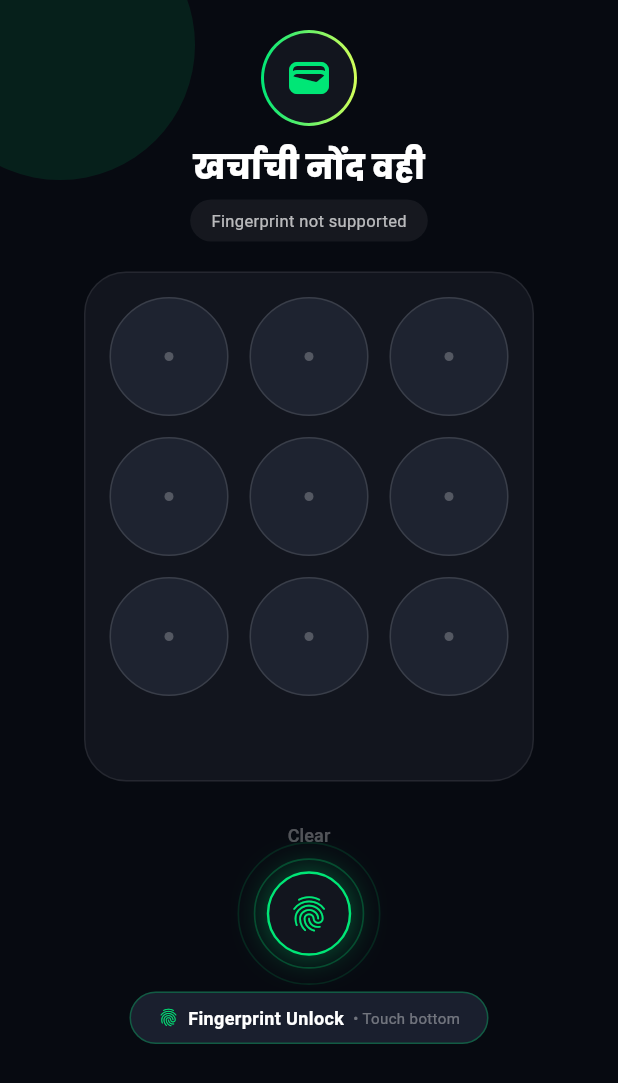
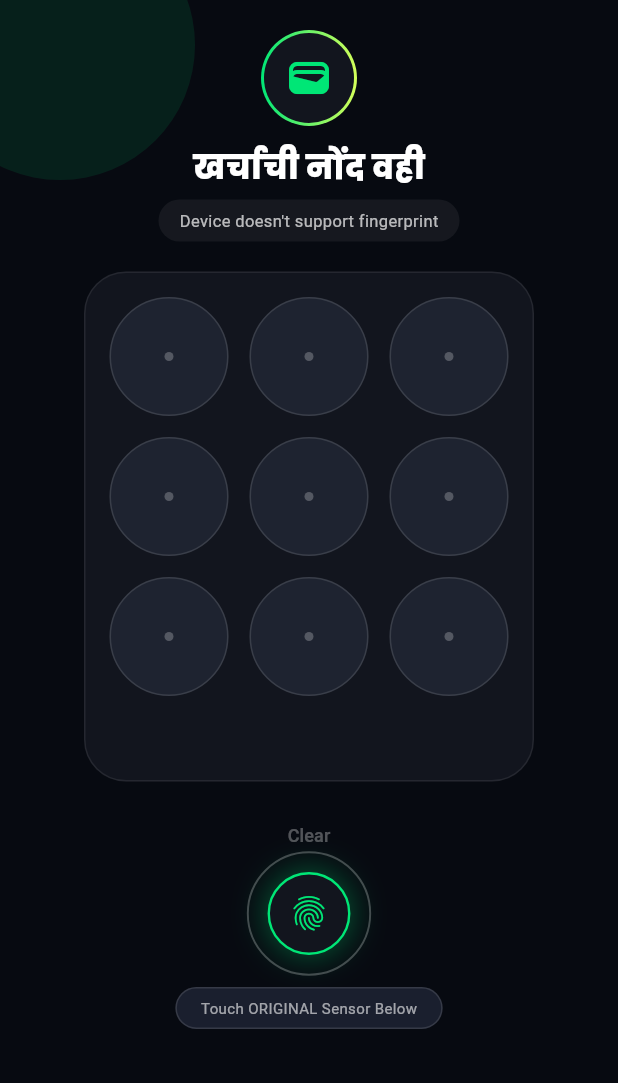
Before and after one commit to neelchavan1307-eng/Dainik-kharch-tracker, a Flutter app: the screen it shows after launch, after a tap on the "fingerprint" icon, on a phone screen of 412 x 824 dp. Shown: the top 1083 px of the screen. Run offline on Flutter 3.47's test engine with Material 3 defaults, Android fonts, the phone set to English and light mode, and no system bars; our stand-ins replace fl_chart, google_fonts, local_auth, shared_preferences.

Commit message:
Update main.dart

```diff
--- a/lib/main.dart
+++ b/lib/main.dart
@@ -26,7 +26,7 @@ class _LoginPageState extends State<LoginPage> with SingleTickerProviderStateMix
   List<int> enteredPattern = [];
   List<int> savedPattern = [];
   bool isSettingPattern = false;
-  String statusText = "Draw pattern or use Fingerprint";
+  String statusText = "Draw pattern or touch ORIGINAL sensor";
   Offset? fingerPos;
   late AnimationController pulseCtrl;
 
@@ -38,7 +38,7 @@ class _LoginPageState extends State<LoginPage> with SingleTickerProviderStateMix
     String? pat = p.getString('userPattern_v2');
     if(pat!=null && pat.isNotEmpty){
       savedPattern = pat.split(',').map((e)=> int.parse(e)).toList();
-      setState(()=> statusText = "Draw pattern or touch bottom scanner");
+      setState(()=> statusText = "Pattern draw kara kinva khalchya sensor la touch kara");
     } else {
       setState(()=> isSettingPattern = true);
       setState(()=> statusText = "Set pattern - Join 4 dots");
@@ -50,14 +50,19 @@ class _LoginPageState extends State<LoginPage> with SingleTickerProviderStateMix
     HapticFeedback.heavyImpact();
     setState(()=> savedPattern=pat); isSettingPattern=false; statusText="Pattern saved! Now draw it"; enteredPattern=[];
   }
+
   Future<void> tryFingerprint() async {
     try{
-      bool ok = await auth.isDeviceSupported();
-      if(!ok){ setState(()=> statusText="Fingerprint not supported"); return; }
-      bool didAuth = await auth.authenticate(localizedReason: 'Touch the bottom scanner - like lock screen', options: AuthenticationOptions(biometricOnly: false, stickyAuth: true, useErrorDialogs: true));
+      bool canCheck = await auth.canCheckBiometrics;
+      bool isSupported = await auth.isDeviceSupported();
+      List<BiometricType> available = await auth.getAvailableBiometrics();
+      if(!isSupported ||!canCheck){ setState(()=> statusText="Device doesn't support fingerprint"); return; }
+      if(available.isEmpty){ setState(()=> statusText="Fingerprint not enrolled - Add in Settings"); return; }
+      bool didAuth = await auth.authenticate(localizedReason: 'खर्च वही अनलॉक करण्यासाठी बोट ठेवा', options: AuthenticationOptions(biometricOnly: true, stickyAuth: true, useErrorDialogs: true));
       if(didAuth){ HapticFeedback.heavyImpact(); widget.onSuccess(); }
-    } catch(_){ setState(()=> statusText="Enable Fingerprint in Settings"); }
+    } catch(e){ setState(()=> statusText="Error: $e"); }
   }
+
   int? getDotIndex(Offset pos, Size size){
     double cellW = size.width/3; double cellH = size.height/3;
     for(int i=0;i<9;i++){ int r=i~/3; int c=i%3; Offset cen=Offset(c*cellW+cellW/2, r*cellH+cellH/2); if((pos-cen).distance<45) return i; }
@@ -71,7 +76,7 @@ class _LoginPageState extends State<LoginPage> with SingleTickerProviderStateMix
         child: Stack(children: [
           Positioned(top: -60, left: -50, child: Container(width: 180, height: 180, decoration: BoxDecoration(shape: BoxShape.circle, color: Color(0xFF00E676).withOpacity(0.10)))),
           SingleChildScrollView(
-            child: Padding(padding: EdgeInsets.only(bottom: 130, top: 20), child: Column(mainAxisAlignment: MainAxisAlignment.center, children: [
+            child: Padding(padding: EdgeInsets.only(bottom: 180, top: 20), child: Column(mainAxisAlignment: MainAxisAlignment.center, children: [
               Center(child: Container(padding: EdgeInsets.all(2), decoration: BoxDecoration(shape: BoxShape.circle, gradient: LinearGradient(colors: [Color(0xFF00E676), Color(0xFFD4FF5A)])), child: Container(padding: EdgeInsets.all(14), decoration: BoxDecoration(shape: BoxShape.circle, color: Color(0xFF12151E)), child: Icon(Icons.wallet, size: 32, color: Color(0xFF00E676))))),
               SizedBox(height: 12),
               Text("खर्चाची नोंद वही", style: GoogleFonts.poppins(color: Colors.white, fontWeight: FontWeight.w800, fontSize: 22)),
@@ -95,21 +100,20 @@ class _LoginPageState extends State<LoginPage> with SingleTickerProviderStateMix
             ])),
           ),
           Positioned(
-            bottom: 15, left: 0, right: 0,
+            bottom: 75, left: 0, right: 0,
             child: Column(children: [
               ScaleTransition(
-                scale: Tween(begin: 1.0, end: 1.20).animate(CurvedAnimation(parent: pulseCtrl, curve: Curves.easeInOut)),
+                scale: Tween(begin: 1.0, end: 1.15).animate(CurvedAnimation(parent: pulseCtrl, curve: Curves.easeInOut)),
                 child: GestureDetector(
                   onTap: tryFingerprint,
                   child: Stack(alignment: Alignment.center, children: [
-                    Container(width: 88, height: 88, decoration: BoxDecoration(shape: BoxShape.circle, border: Border.all(color: Color(0xFF00E676).withOpacity(0.12)))),
-                    Container(width: 68, height: 68, decoration: BoxDecoration(shape: BoxShape.circle, border: Border.all(color: Color(0xFF00E676).withOpacity(0.25)))),
+                    Container(width: 78, height: 78, decoration: BoxDecoration(shape: BoxShape.circle, border: Border.all(color: Colors.white.withOpacity(0.25), width: 1.2))),
                     Container(width: 52, height: 52, decoration: BoxDecoration(shape: BoxShape.circle, color: Color(0xFF12151E), border: Border.all(color: Color(0xFF00E676), width: 1.5), boxShadow: [BoxShadow(color: Color(0xFF00E676).withOpacity(0.4), blurRadius: 18)]), child: Icon(Icons.fingerprint_rounded, color: Color(0xFF00E676), size: 26)),
                   ]),
                 ),
               ),
-              SizedBox(height: 8),
-              GestureDetector(onTap: tryFingerprint, child: Container(padding: EdgeInsets.symmetric(horizontal: 18, vertical: 8), decoration: BoxDecoration(color: Color(0xFF1A1F2E), borderRadius: BorderRadius.circular(24), border: Border.all(color: Color(0xFF00E676).withOpacity(0.3))), child: Row(mainAxisSize: MainAxisSize.min, children: [Icon(Icons.fingerprint, size: 14, color: Color(0xFF00E676)), SizedBox(width: 6), Text("Fingerprint Unlock", style: TextStyle(color: Colors.white, fontSize: 12, fontWeight: FontWeight.bold)), SizedBox(width: 6), Text("• Touch bottom", style: TextStyle(color: Colors.white38, fontSize: 10))]))),
+              SizedBox(height: 10),
+              GestureDetector(onTap: tryFingerprint, child: Container(padding: EdgeInsets.symmetric(horizontal: 16, vertical: 6), decoration: BoxDecoration(color: Color(0xFF1A1F2E), borderRadius: BorderRadius.circular(20), border: Border.all(color: Colors.white12)), child: Text("Touch ORIGINAL Sensor Below", style: TextStyle(color: Colors.white60, fontSize: 10)))),
             ]),
           ),
         ]),
```
